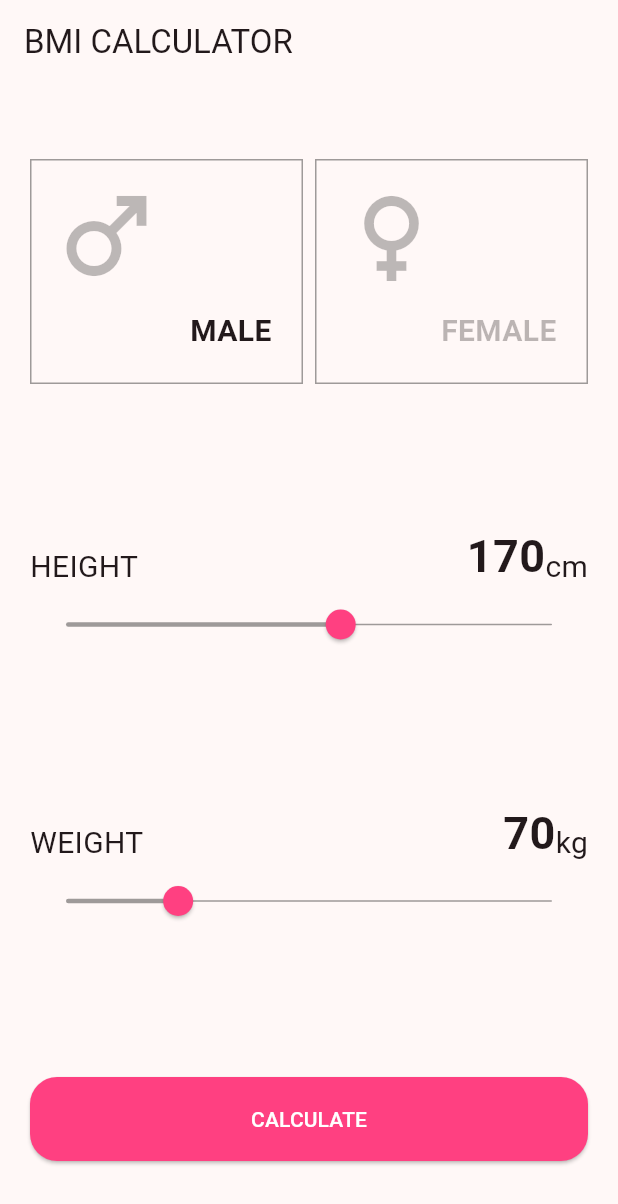
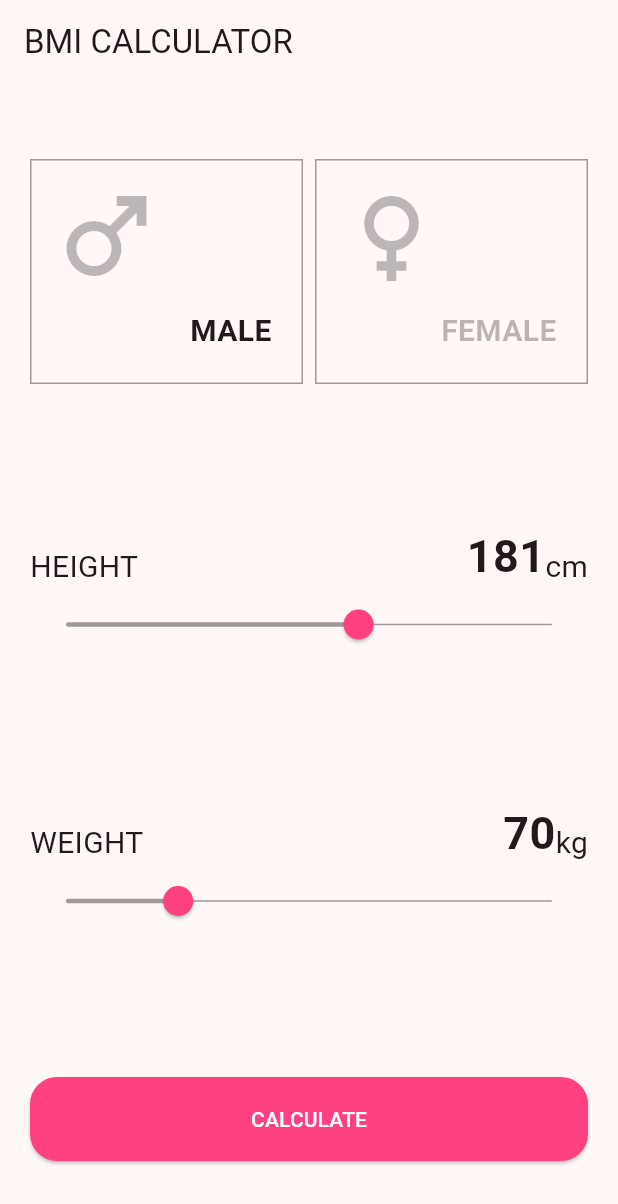
Before and after one commit to hippieperm/flutter_bmi_app, a Flutter app: the screen it shows after launch, on a phone screen of 412 x 824 dp. Shown: the top 1204 px of the screen. Run offline on Flutter 3.47's test engine with Material 3 defaults, Android fonts, the phone set to English and light mode, and no system bars.

Commit message:
홈 페이지 UI 업데이트: GenderBox 및 SliderBox에 상태 관리 기능 추가로 성별, 높이, 체중 변경 시 UI 반영

```diff
--- a/lib/pages/home/home_page.dart
+++ b/lib/pages/home/home_page.dart
@@ -42,11 +42,19 @@ class _HomePageState extends State<HomePage> {
         padding: const EdgeInsets.symmetric(horizontal: 20, vertical: 50),
         child: Column(
           children: [
-            GenderBox(),
+            GenderBox(isMale: isMale, onChanged: onGenderChanged),
             Spacer(),
-            SliderBox(lable: 'HEIGHT', value: 170, unit: 'cm'),
+            SliderBox(
+                lable: 'HEIGHT',
+                value: height,
+                unit: 'cm',
+                onChanged: onHeightChanged),
             Spacer(),
-            SliderBox(lable: 'WEIGHT', value: 70, unit: 'kg'),
+            SliderBox(
+                lable: 'WEIGHT',
+                value: weight,
+                unit: 'kg',
+                onChanged: onWeightChanged),
             Spacer(),
             SizedBox(
               width: double.infinity,
```
